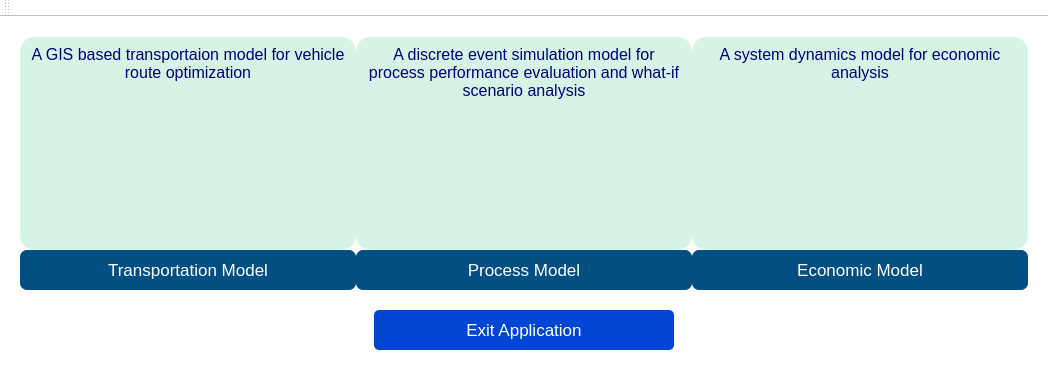
This is CMAT/main_window.ui in IdahoLabResearch/CMAT as Qt 5 draws it before an edit. The edited form follows.
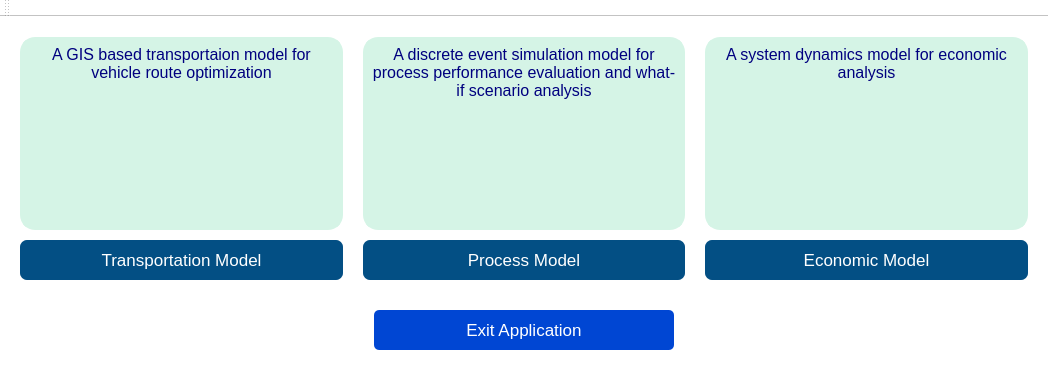
This is the edited form.

Diff of the .ui file:
```diff
--- a/CMAT/main_window.ui
+++ b/CMAT/main_window.ui
@@ -41,8 +41,14 @@
     </property>
     <item row="0" column="1">
      <layout class="QVBoxLayout" name="verticalLayout_2">
+      <property name="spacing">
+       <number>10</number>
+      </property>
       <item>
        <layout class="QHBoxLayout" name="horizontalLayout_3">
+        <property name="spacing">
+         <number>20</number>
+        </property>
         <item>
          <widget class="QTextEdit" name="textEdit_3">
           <property name="styleSheet">
@@ -107,6 +113,9 @@
       </item>
       <item>
        <layout class="QHBoxLayout" name="horizontalLayout_4">
+        <property name="spacing">
+         <number>20</number>
+        </property>
         <item>
          <widget class="QPushButton" name="transportation_model_btn">
           <property name="minimumSize">
```
Left out of the diff: 6 changed lines with no effect on the pictures.
